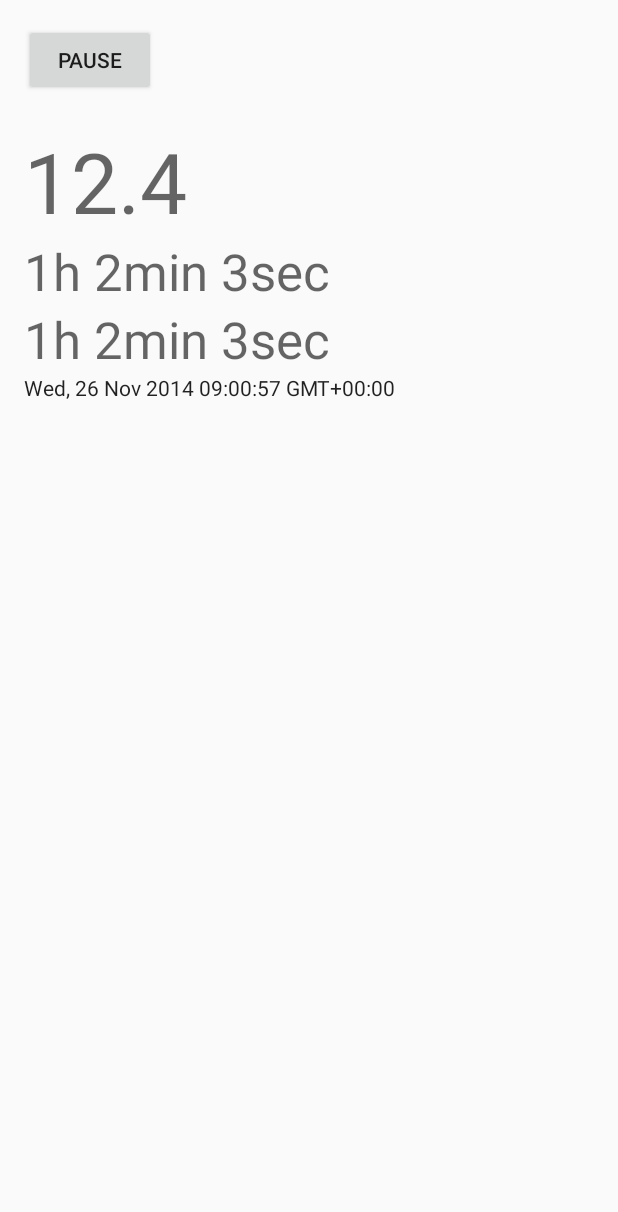
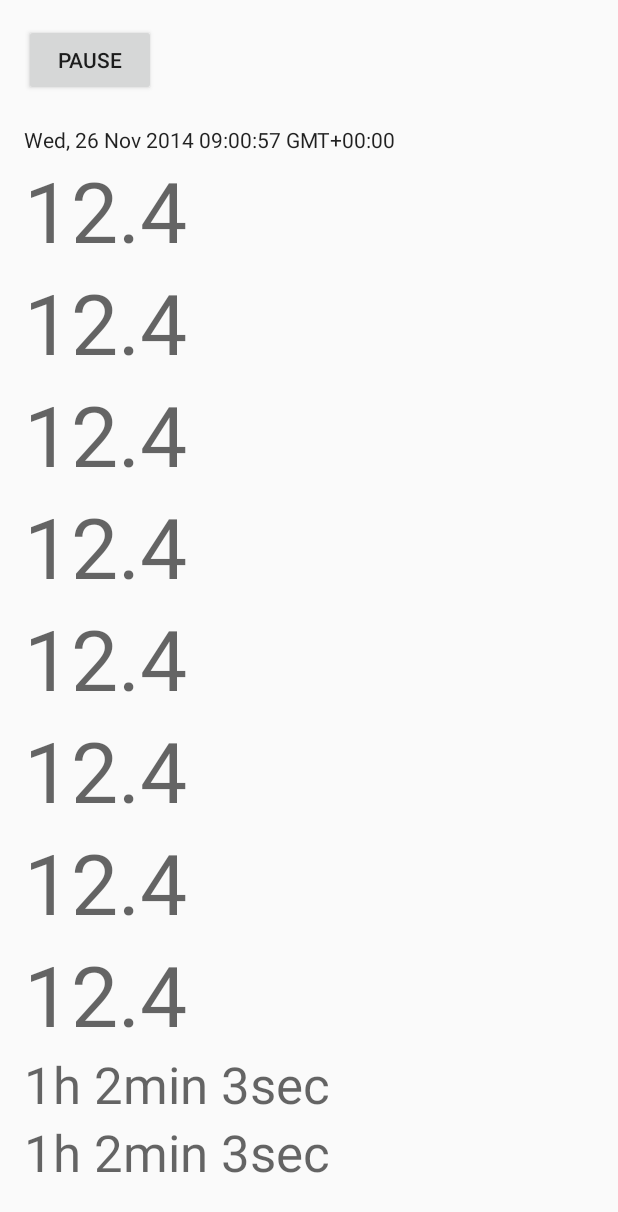
Before and after one commit to UweTrottmann/wp-display-android, an Android app: the layout fragment_display.xml on its own in the app's theme, with its tools: preview values and no code run, on a phone screen of 412 x 824 dp. Shown: the top 1212 px of the screen. Run offline under Robolectric (Android 15) with nearby library versions, the light colour scheme and no system bars.

Commit message:
Add remaining temperatures.
- Prevent jump on view update.

```diff
--- a/WpDisplayNative/app/src/main/res/layout/fragment_display.xml
+++ b/WpDisplayNative/app/src/main/res/layout/fragment_display.xml
@@ -2,6 +2,7 @@
     xmlns:tools="http://schemas.android.com/tools"
     android:layout_width="match_parent"
     android:layout_height="match_parent"
+    android:focusable="false"
     tools:context="com.uwetrottmann.wpdisplay.ui.DisplayFragment">
 
     <LinearLayout
@@ -19,14 +20,81 @@
             android:layout_height="wrap_content"
             android:text="@string/action_pause" />
 
+        <!-- Give focus to prevent auto-scroll to selectable text views -->
         <TextView
             android:id="@+id/textViewDisplayStatus"
             android:layout_width="wrap_content"
             android:layout_height="wrap_content"
+            android:focusable="true"
+            android:focusableInTouchMode="true"
             android:textAppearance="@style/TextAppearance.AppCompat.Body1" />
 
         <TextView
-            android:id="@+id/textViewDisplayTemperature"
+            android:id="@+id/textViewDisplayTime"
+            android:layout_width="wrap_content"
+            android:layout_height="wrap_content"
+            tools:text="Wed, 26 Nov 2014 09:00:57 GMT+00:00"
+            android:textAppearance="@style/TextAppearance.AppCompat.Body1"
+            android:textIsSelectable="true" />
+
+        <TextView
+            android:id="@+id/textViewDisplayTempOutgoing"
+            android:layout_width="wrap_content"
+            android:layout_height="wrap_content"
+            tools:text="12.4"
+            android:textAppearance="@style/TextAppearance.AppCompat.Display3"
+            android:textIsSelectable="true" />
+
+        <TextView
+            android:id="@+id/textViewDisplayTempReturn"
+            android:layout_width="wrap_content"
+            android:layout_height="wrap_content"
+            tools:text="12.4"
+            android:textAppearance="@style/TextAppearance.AppCompat.Display3"
+            android:textIsSelectable="true" />
+
+        <TextView
+            android:id="@+id/textViewDisplayTempOutdoors"
+            android:layout_width="wrap_content"
+            android:layout_height="wrap_content"
+            tools:text="12.4"
+            android:textAppearance="@style/TextAppearance.AppCompat.Display3"
+            android:textIsSelectable="true" />
+
+        <TextView
+            android:id="@+id/textViewDisplayTempReturnShould"
+            android:layout_width="wrap_content"
+            android:layout_height="wrap_content"
+            tools:text="12.4"
+            android:textAppearance="@style/TextAppearance.AppCompat.Display3"
+            android:textIsSelectable="true" />
+
+        <TextView
+            android:id="@+id/textViewDisplayTempWater"
+            android:layout_width="wrap_content"
+            android:layout_height="wrap_content"
+            tools:text="12.4"
+            android:textAppearance="@style/TextAppearance.AppCompat.Display3"
+            android:textIsSelectable="true" />
+
+        <TextView
+            android:id="@+id/textViewDisplayTempWaterShould"
+            android:layout_width="wrap_content"
+            android:layout_height="wrap_content"
+            tools:text="12.4"
+            android:textAppearance="@style/TextAppearance.AppCompat.Display3"
+            android:textIsSelectable="true" />
+
+        <TextView
+            android:id="@+id/textViewDisplayTempSourceIn"
+            android:layout_width="wrap_content"
+            android:layout_height="wrap_content"
+            tools:text="12.4"
+            android:textAppearance="@style/TextAppearance.AppCompat.Display3"
+            android:textIsSelectable="true" />
+
+        <TextView
+            android:id="@+id/textViewDisplayTempSourceOut"
             android:layout_width="wrap_content"
             android:layout_height="wrap_content"
             tools:text="12.4"
@@ -49,14 +117,6 @@
             android:textAppearance="@style/TextAppearance.AppCompat.Display1"
             android:textIsSelectable="true" />
 
-        <TextView
-            android:id="@+id/textViewDisplayTime"
-            android:layout_width="wrap_content"
-            android:layout_height="wrap_content"
-            tools:text="Wed, 26 Nov 2014 09:00:57 GMT+00:00"
-            android:textAppearance="@style/TextAppearance.AppCompat.Body1"
-            android:textIsSelectable="true" />
-
     </LinearLayout>
 
 </ScrollView>
```
Also changed, not shown: WpDisplayNative/app/src/main/java/com/uwetrottmann/wpdisplay/ui/DisplayFragment.java (+24 -2 lines), WpDisplayNative/app/src/main/res/values/strings.xml (+9 -2 lines).
